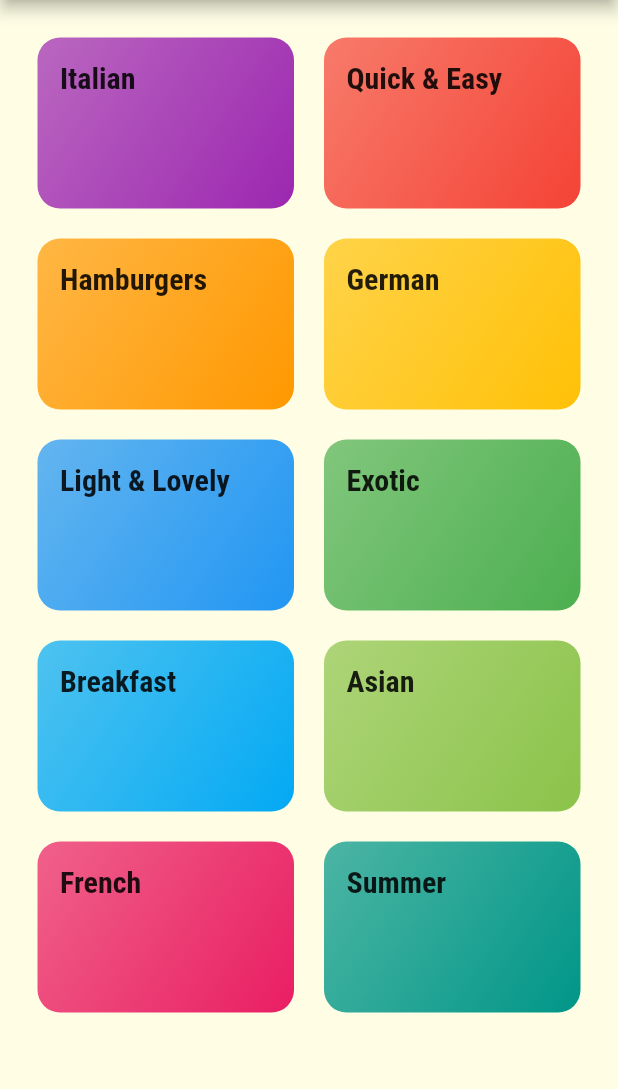
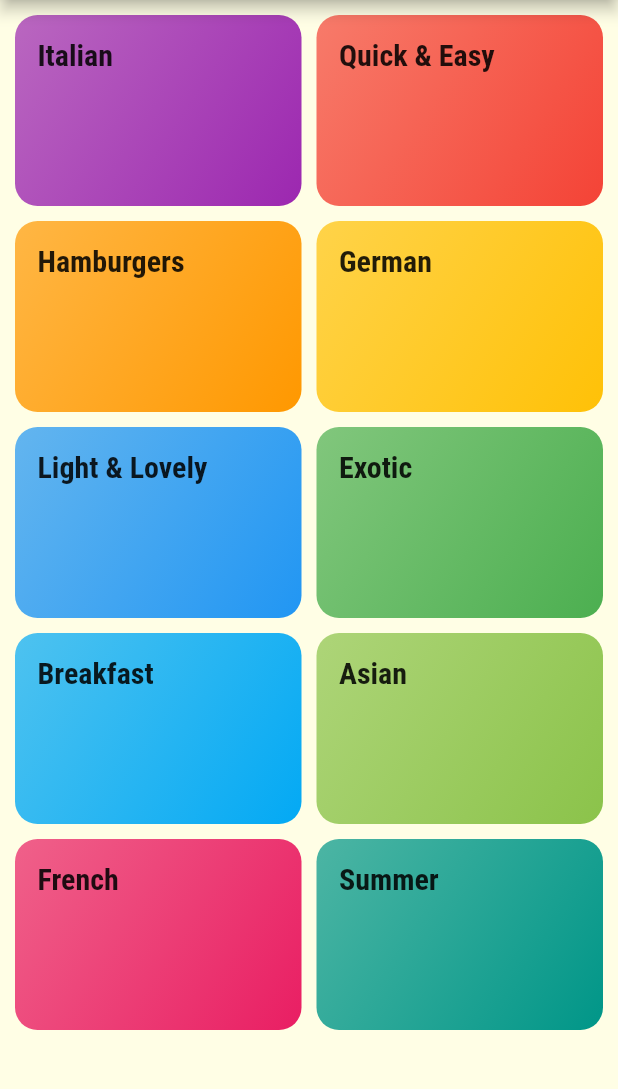
Before and after one commit to zexes/meals_app, a Flutter app: the screen it shows after launch, on a phone screen of 412 x 824 dp, the part 84-1173 px from its top. Run offline on Flutter 3.47's test engine with Material 2 defaults, Android fonts, the phone set to English and light mode, and no system bars.

Commit message:
Adjusting layout clickables implemented. closes #4

```diff
--- a/lib/categories_screen.dart
+++ b/lib/categories_screen.dart
@@ -12,7 +12,7 @@ class CategoriesScreen extends StatelessWidget {
         title: const Text('DeliMeal'),
       ),
       body: GridView(
-        padding: const EdgeInsets.all(25.0),
+        padding: const EdgeInsets.all(10.0),
         children: DUMMY_CATEGORIES
             .map(
               (catData) => CategoryItem(
@@ -25,8 +25,8 @@ class CategoriesScreen extends StatelessWidget {
         gridDelegate: SliverGridDelegateWithMaxCrossAxisExtent(
           maxCrossAxisExtent: 200,
           childAspectRatio: 3 / 2,
-          crossAxisSpacing: 20,
-          mainAxisSpacing: 20,
+          crossAxisSpacing: 10,
+          mainAxisSpacing: 10,
         ),
       ),
     );
```
